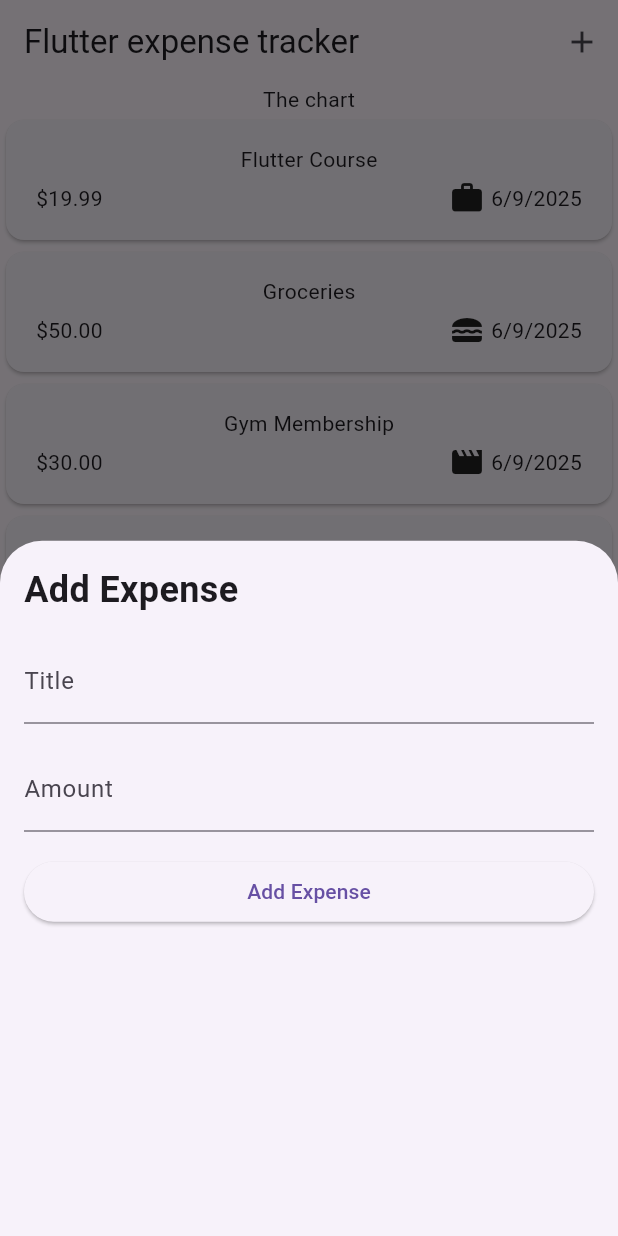
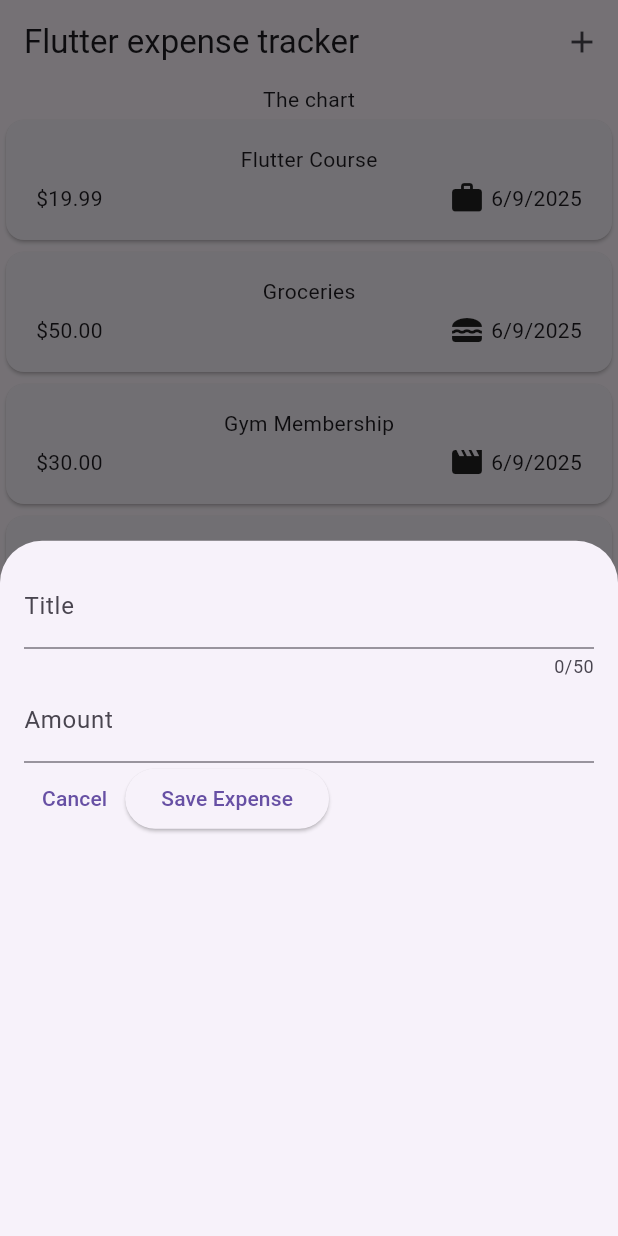
Before and after one commit to NevenD/expense_tracker, a Flutter app: the screen it shows after launch, after a tap on the "add" icon, on a phone screen of 412 x 824 dp. Run offline on Flutter 3.47's test engine with Material 3 defaults, Android fonts, the phone set to English and light mode, and no system bars.

Commit message:
Adding new expense widget

```diff
--- a/lib/widgets/expenses.dart
+++ b/lib/widgets/expenses.dart
@@ -1,5 +1,6 @@
 import 'package:expense_tracker/widgets/expenses_list/expenses_list.dart';
 import 'package:expense_tracker/models/expense.dart';
+import 'package:expense_tracker/widgets/new_expense.dart';
 import 'package:flutter/material.dart';
 
 class Expenses extends StatefulWidget {
@@ -53,24 +54,7 @@ class _ExpensesState extends State<Expenses> {
   void _openAddExpensesOverlay() {
     showModalBottomSheet(
       context: context,
-      builder: (ctx) => Container(
-        padding: const EdgeInsets.all(16),
-        child: Column(
-          crossAxisAlignment: CrossAxisAlignment.stretch,
-          children: [
-            const Text(
-              'Add Expense',
-              style: TextStyle(fontSize: 24, fontWeight: FontWeight.bold),
-            ),
-            const SizedBox(height: 16),
-            TextField(decoration: const InputDecoration(labelText: 'Title')),
-            const SizedBox(height: 16),
-            TextField(decoration: const InputDecoration(labelText: 'Amount')),
-            const SizedBox(height: 16),
-            ElevatedButton(onPressed: () {}, child: const Text('Add Expense')),
-          ],
-        ),
-      ),
+      builder: (ctx) => const NewExpense(),
     );
   }
 
--- /dev/null
+++ b/lib/widgets/new_expense.dart
@@ -0,0 +1,65 @@
+import 'package:flutter/material.dart';
+import 'package:flutter/widgets.dart';
+
+class NewExpense extends StatefulWidget {
+  const NewExpense({super.key});
+
+  @override
+  State<NewExpense> createState() {
+    return _NewExpenseState();
+  }
+}
+
+class _NewExpenseState extends State<NewExpense> {
+  final _titleController = TextEditingController();
+  final _amountController = TextEditingController();
+
+  @override
+  void dispose() {
+    // only stateful widgets can have dispose method
+    // textediting controllers needs to be disposed to free up resources
+    _titleController.dispose();
+    _amountController.dispose();
+    super.dispose();
+  }
+
+  @override
+  Widget build(BuildContext context) {
+    return Padding(
+      padding: const EdgeInsets.all(16),
+      child: Column(
+        crossAxisAlignment: CrossAxisAlignment.stretch,
+        children: [
+          TextField(
+            controller: _titleController,
+            maxLength: 50,
+            decoration: const InputDecoration(labelText: 'Title'),
+          ),
+          TextField(
+            controller: _amountController,
+            keyboardType: TextInputType.number,
+            decoration: const InputDecoration(
+              prefix: Text('\$'),
+              labelText: 'Amount',
+            ),
+          ),
+          Row(
+            children: [
+              TextButton(
+                onPressed: () {
+                  // closing modal
+                  Navigator.pop(context);
+                },
+                child: const Text('Cancel'),
+              ),
+              ElevatedButton(
+                onPressed: () {},
+                child: const Text('Save Expense'),
+              ),
+            ],
+          ),
+        ],
+      ),
+    );
+  }
+}
```
